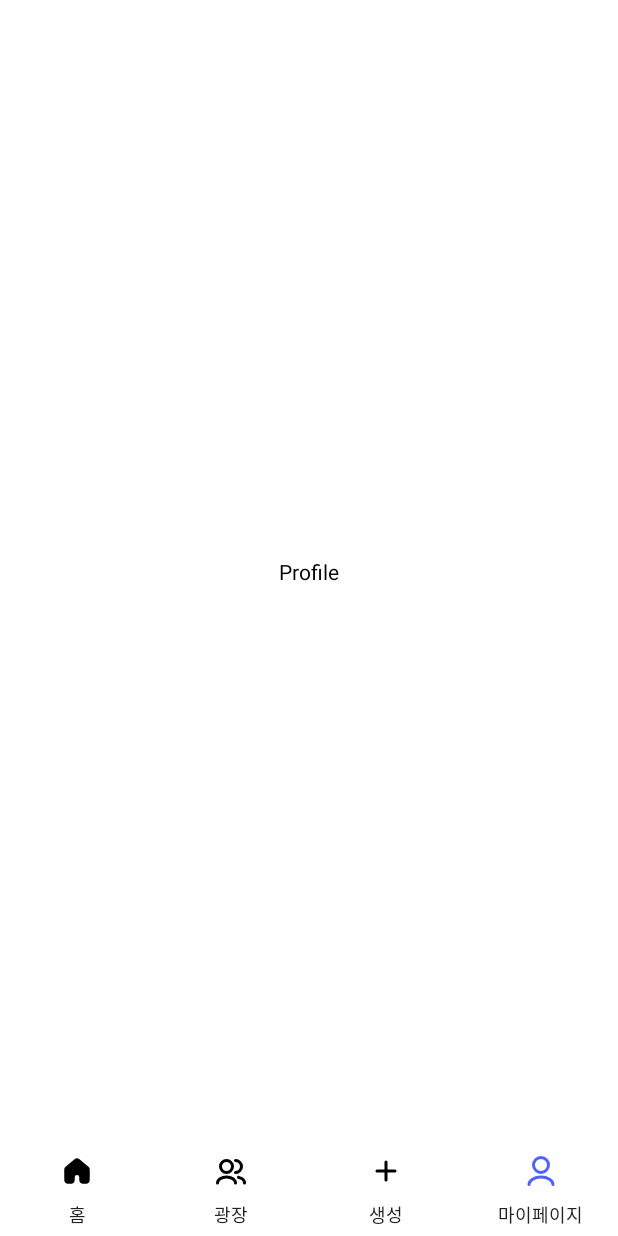
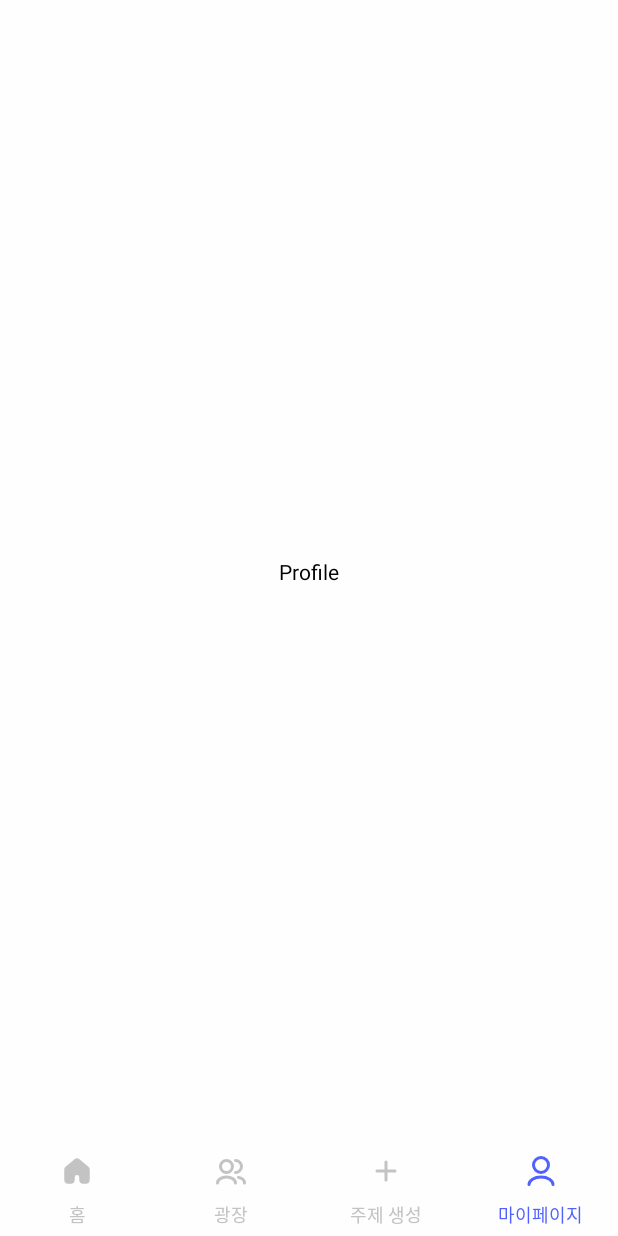
Before and after one commit to SOPT-all/37-SOPKATHON-ANDROID-ANDROID1, an Android app built with Jetpack Compose: the screen it shows after launch (HomeActivity), after a tap on "마이페이지", on a phone screen of 412 x 824 dp. Run offline under Robolectric (Android 15) with nearby library versions, the phone set to English and light mode, and no system bars; our stand-ins replace Dagger/Hilt's generated code; libraries missing offline, so code that uses them is left out: com.jakewharton.retrofit2; 2 other taps on this screen came first.

Commit message:
fix: bottom navi

```diff
--- a/app/src/main/java/com/sopt/sopkathon_android1/presentation/home/bottomNavi/BottomNavi.kt
+++ b/app/src/main/java/com/sopt/sopkathon_android1/presentation/home/bottomNavi/BottomNavi.kt
@@ -36,7 +36,7 @@ fun BottomNavi(
     profileOnClick: () -> Unit,
     modifier: Modifier = Modifier
 ) {
-     var selectedItem by remember { mutableStateOf(BottomNaviType.HOME) }
+    var selectedItem by remember { mutableStateOf(BottomNaviType.HOME) }
 
     Row(
         modifier = modifier
@@ -57,7 +57,7 @@ fun BottomNavi(
             Icon(
                 painter = painterResource(R.drawable.icon_home),
                 tint = if (selectedItem == BottomNaviType.HOME) SopkathonTheme.colors.blue_500
-                        else Color.Unspecified,
+                        else SopkathonTheme.colors.gray_500,
                 contentDescription = null,
                 modifier = Modifier.size(24.dp)
             )
@@ -67,7 +67,8 @@ fun BottomNavi(
             Text(
                 text = "홈",
                 style = SopkathonTheme.typography.descriptionMedium10,
-                color = SopkathonTheme.colors.gray_800
+                color = if (selectedItem == BottomNaviType.HOME) SopkathonTheme.colors.blue_500
+                        else SopkathonTheme.colors.gray_500
             )
         }
 
@@ -85,7 +86,7 @@ fun BottomNavi(
             Icon(
                 painter = painterResource(R.drawable.icon_users),
                 tint = if (selectedItem == BottomNaviType.COMMUNITY) SopkathonTheme.colors.blue_500
-                else Color.Unspecified,
+                        else SopkathonTheme.colors.gray_500,
                 contentDescription = null,
                 modifier = Modifier.size(24.dp)
             )
@@ -95,7 +96,8 @@ fun BottomNavi(
             Text(
                 text = "광장",
                 style = SopkathonTheme.typography.descriptionMedium10,
-                color = SopkathonTheme.colors.gray_800
+                color = if (selectedItem == BottomNaviType.COMMUNITY) SopkathonTheme.colors.blue_500
+                        else SopkathonTheme.colors.gray_500
             )
         }
 
@@ -113,7 +115,7 @@ fun BottomNavi(
             Icon(
                 painter = painterResource(R.drawable.icon_plus),
                 tint = if (selectedItem == BottomNaviType.GENERATE) SopkathonTheme.colors.blue_500
-                else Color.Unspecified,
+                        else SopkathonTheme.colors.gray_500,
                 contentDescription = null,
                 modifier = Modifier.size(24.dp)
             )
@@ -121,9 +123,10 @@ fun BottomNavi(
             Spacer(Modifier.height(8.dp))
 
             Text(
-                text = "생성",
+                text = "주제 생성",
                 style = SopkathonTheme.typography.descriptionMedium10,
-                color = SopkathonTheme.colors.gray_800
+                color = if (selectedItem == BottomNaviType.GENERATE) SopkathonTheme.colors.blue_500
+                        else SopkathonTheme.colors.gray_500,
             )
         }
 
@@ -141,7 +144,7 @@ fun BottomNavi(
             Icon(
                 painter = painterResource(R.drawable.icon_user),
                 tint = if (selectedItem == BottomNaviType.PROFILE) SopkathonTheme.colors.blue_500
-                else Color.Unspecified,
+                        else SopkathonTheme.colors.gray_500,
                 contentDescription = null,
                 modifier = Modifier.size(24.dp)
             )
@@ -151,7 +154,8 @@ fun BottomNavi(
             Text(
                 text = "마이페이지",
                 style = SopkathonTheme.typography.descriptionMedium10,
-                color = SopkathonTheme.colors.gray_800
+                color = if (selectedItem == BottomNaviType.PROFILE) SopkathonTheme.colors.blue_500
+                        else SopkathonTheme.colors.gray_500,
             )
         }
     }
```
